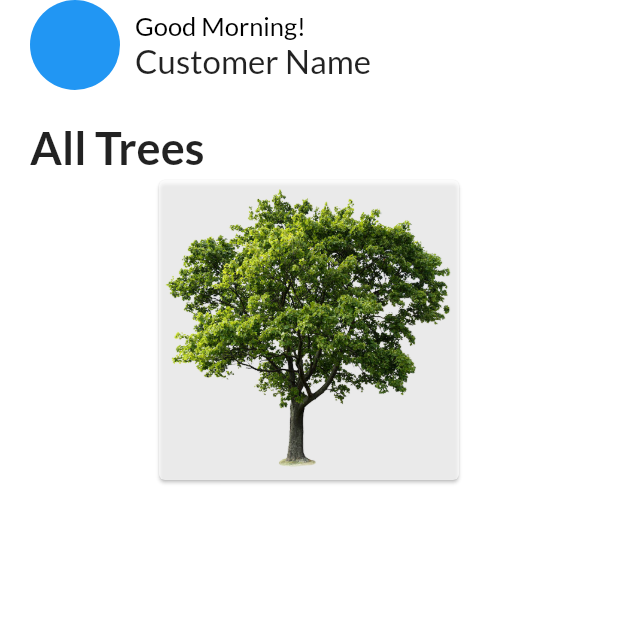
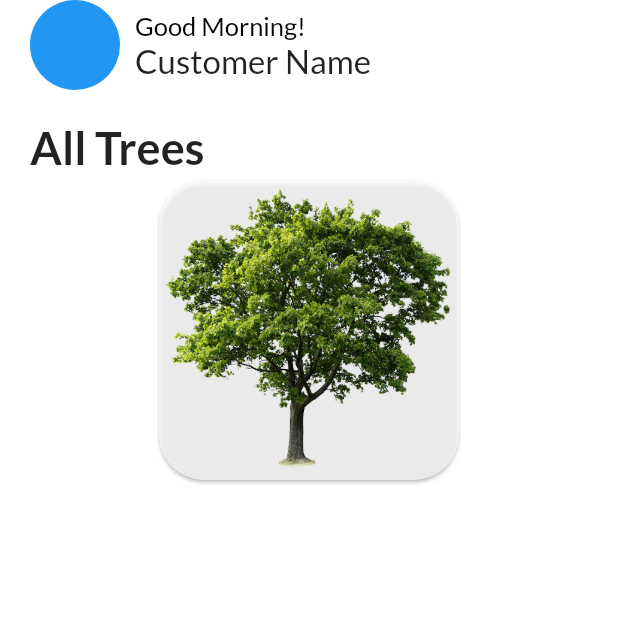
Before and after one commit to ripon1995/tree_plantation_mob, a Flutter app: the HomeView screen opened by its route, on a phone screen of 412 x 824 dp, the top half of it. Run offline on Flutter 3.47's test engine with Material 2 defaults, Android fonts, the phone set to English and light mode, and no system bars; our stand-ins replace dio, flutter_svg, get, google_fonts, logger, shared_preferences; accounts and stored records are empty; project files that could hold a hidden picture were left out.

Commit message:
task : 2-home
what ?
ui implementation

how ?
1. all-trees card view implemented

```diff
--- a/lib/app/modules/home/views/home_view.dart
+++ b/lib/app/modules/home/views/home_view.dart
@@ -16,7 +16,7 @@ class HomeView extends GetView<HomeController> {
             profileInfo(),
             SizedBox(height: 20,),
             Container(child: Text("All Trees",style: GoogleFonts.lato(fontWeight: FontWeight.bold,fontSize: 30)),alignment: Alignment.topLeft,margin: EdgeInsets.only(left: 20),),
-            allTree(),
+            allTree("assets/images/test-image.png"),
           ],
         ),
       ),
--- a/lib/app/modules/home/widgets/allTree.dart
+++ b/lib/app/modules/home/widgets/allTree.dart
@@ -1,14 +1,19 @@
 import 'package:flutter/material.dart';
-import 'package:google_fonts/google_fonts.dart';
 
-Widget allTree() {
-  return
-      Card(
+Widget allTree(String imageLink) {
+  return Card(
+    shape: RoundedRectangleBorder(
+      borderRadius: BorderRadius.circular(30),
+    ),
     color: Colors.white70,
     child: SizedBox(
       height: 200,
       width: 200,
-          child: Container(child: Image.asset("assets/images/test-image.png"),height: 50,width: 50,),
+      child: Container(
+        child: Image.asset(imageLink),
+        height: 50,
+        width: 50,
+      ),
     ),
   );
 }
```
Lines whose indentation alone changed are shown as unchanged.
